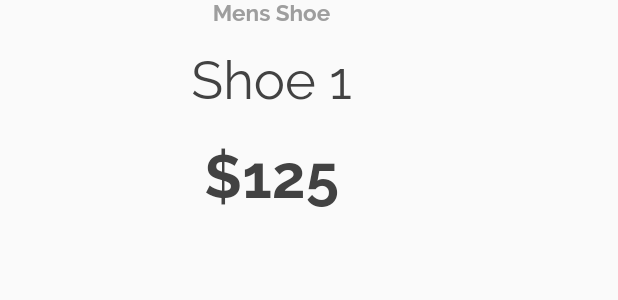
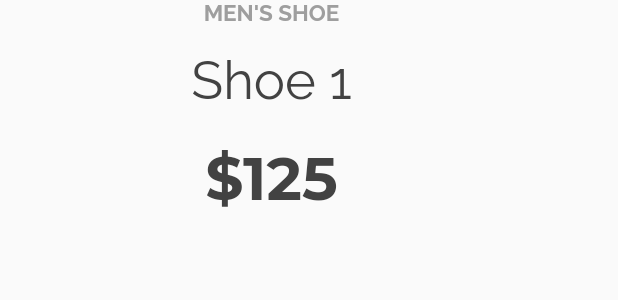
Before and after one commit to nightMue/ShoeBoxApp, a Flutter app: the ShoeBoxDetail widget shown alone on an empty page, opened directly, on a phone screen of 412 x 824 dp. Shown: the top 300 px of the screen. Run offline on Flutter 3.47's test engine with Material 2 defaults, Android fonts, the phone set to English and light mode, and no system bars; network calls fail.

Commit message:
Updated font family and weight for price and text in tempdata

```diff
--- a/lib/data/tempData.dart
+++ b/lib/data/tempData.dart
@@ -13,11 +13,11 @@ List<ShoeBox> adidasBoxes = [
 ];
 
 List<ShoeBoxDetail> adidasDetails = [
-  ShoeBoxDetail("Mens Shoe", "Shoe 1",  "\$125"),
-  ShoeBoxDetail("Mens Shoe", "Shoe 2",  "\$135"),
-  ShoeBoxDetail("Womens Shoe", "Shoe 3",  "\$145"),
-  ShoeBoxDetail("Womens Shoe", "Shoe 4",  "\$155"),
-  ShoeBoxDetail("Mens Shoe", "Shoe 5",  "\$165")
+  ShoeBoxDetail("MEN'S SHOE", "Shoe 1",  "\$125"),
+  ShoeBoxDetail("MEN'S SHOE", "Shoe 2",  "\$135"),
+  ShoeBoxDetail("WOMEN'S SHOE", "Shoe 3",  "\$145"),
+  ShoeBoxDetail("WOMEN'S SHOE", "Shoe 4",  "\$155"),
+  ShoeBoxDetail("MEN'S SHOE", "Shoe 5",  "\$165")
 ];
 
 List<Brand> brands = [
--- a/lib/ui/home/boxes/shoeBoxDetail.dart
+++ b/lib/ui/home/boxes/shoeBoxDetail.dart
@@ -45,9 +45,10 @@ class _ShoeBoxDetailState extends State<ShoeBoxDetail> {
           Text(
             price,
             style: TextStyle(
+                fontFamily: 'Montserrat',
                 fontSize: 40.0,
                 color: Colors.grey.shade800,
-                fontWeight: FontWeight.bold),
+                fontWeight: FontWeight.w600),
           ),
         ],
       ),
```
